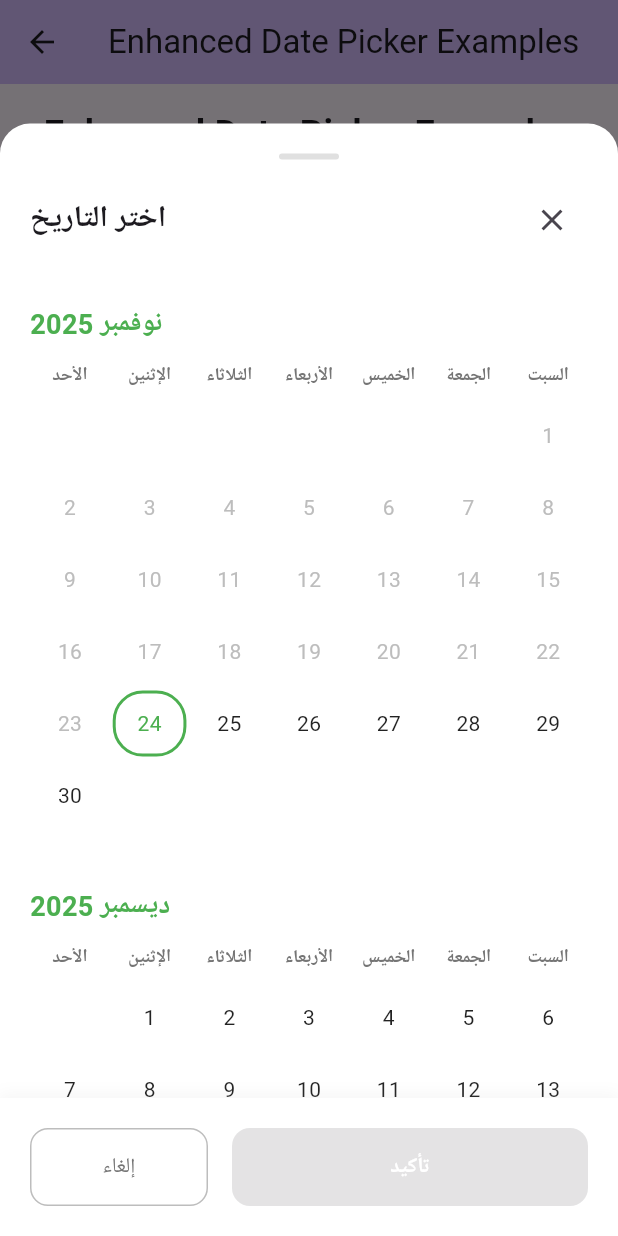
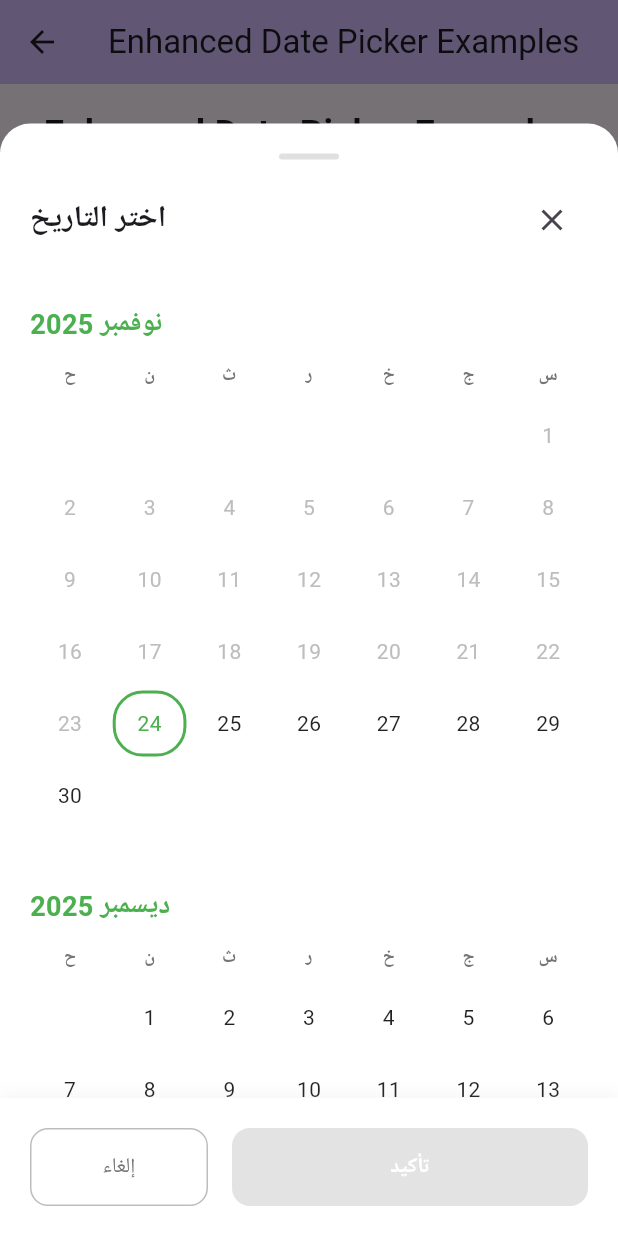
Before and after one commit to abdelrahmantarek/date_picker, a Flutter app: the ModalExamplesPage screen opened directly, after a tap on "اختر تاريخ واحد", on a phone screen of 412 x 824 dp. Run offline on Flutter 3.47's test engine with Material 3 defaults, Android fonts, the phone set to English and light mode, and no system bars.

Commit message:
style: use short Arabic day names in calendar header

```diff
--- a/lib/date_picker.dart
+++ b/lib/date_picker.dart
@@ -152,13 +152,14 @@ class _DatePickerTranslations {
       'datePicker.titleRange': 'اختر نطاق التاريخ',
       'datePicker.startDate': 'تاريخ البداية',
       'datePicker.endDate': 'تاريخ النهاية',
-      'datePicker.sunday': 'الأحد',
-      'datePicker.monday': 'الإثنين',
-      'datePicker.tuesday': 'الثلاثاء',
-      'datePicker.wednesday': 'الأربعاء',
-      'datePicker.thursday': 'الخميس',
-      'datePicker.friday': 'الجمعة',
-      'datePicker.saturday': 'السبت',
+      // Short Arabic abbreviations to keep header compact
+      'datePicker.sunday': 'ح',
+      'datePicker.monday': 'ن',
+      'datePicker.tuesday': 'ث',
+      'datePicker.wednesday': 'ر',
+      'datePicker.thursday': 'خ',
+      'datePicker.friday': 'ج',
+      'datePicker.saturday': 'س',
       'datePicker.cancel': 'إلغاء',
       'datePicker.confirm': 'تأكيد',
     },
```
